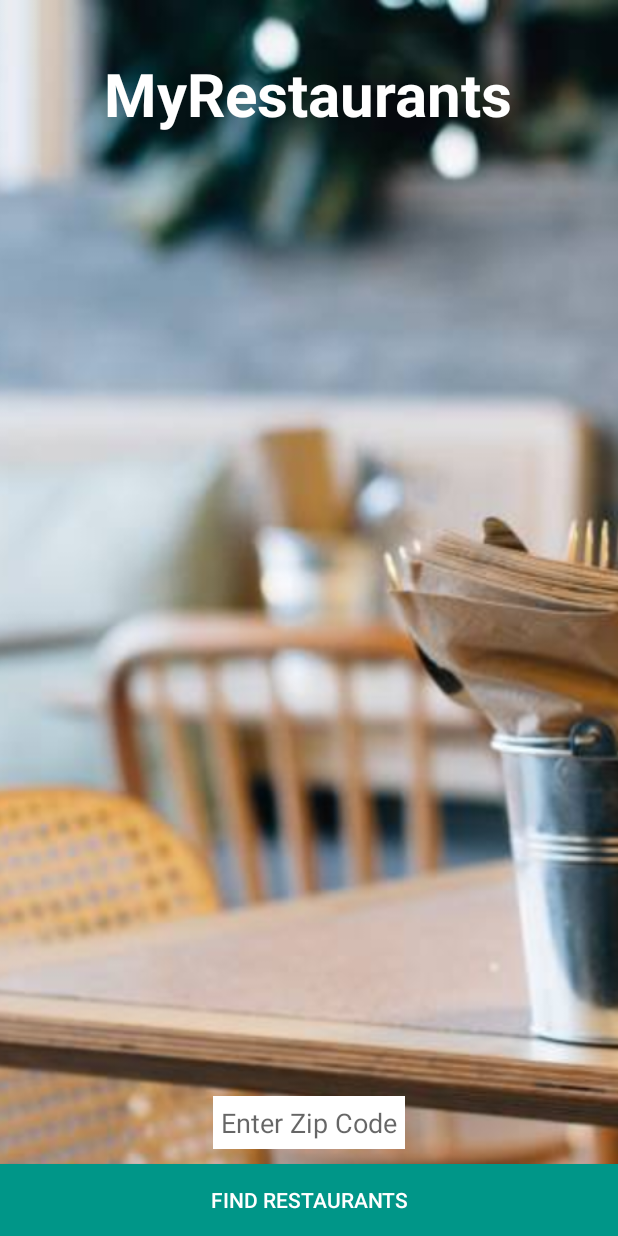
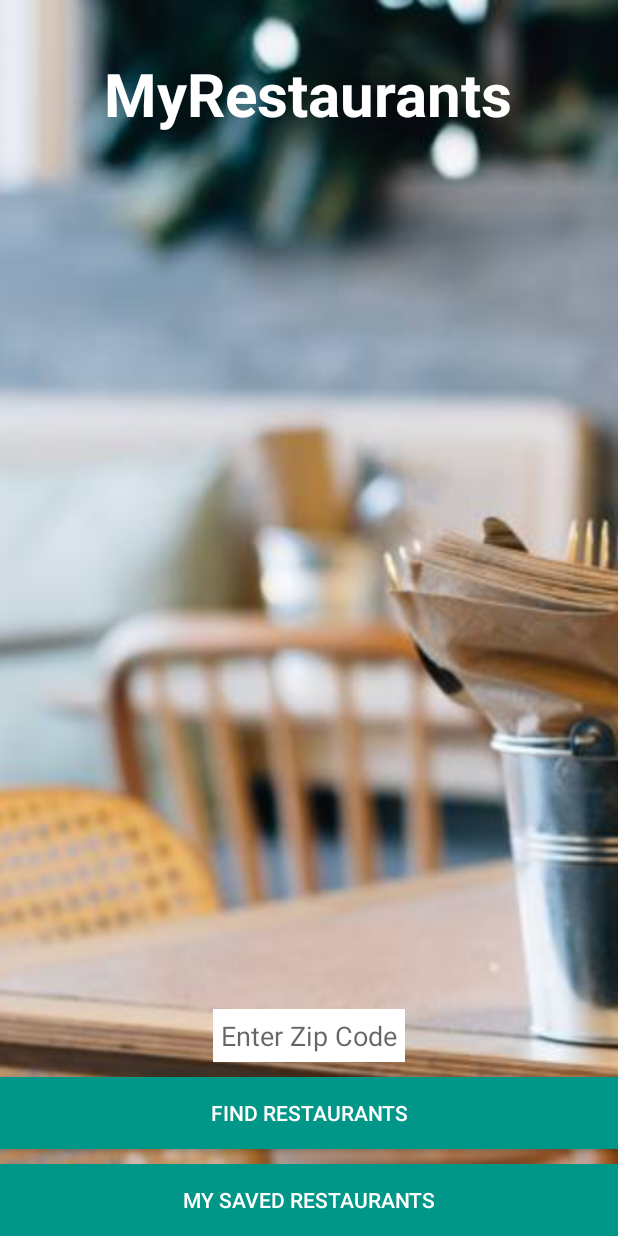
Before and after one commit to ashmortar/myRestaurants-androidStudio3, an Android app: the screen it shows after launch (MainActivity), on a phone screen of 412 x 824 dp. Run offline under Robolectric (Android 15) with nearby library versions, the phone set to English and light mode, and no system bars; our stand-ins replace ButterKnife, Firebase (no records; nobody signed in at launch, a user with empty details on screens opened directly).

Commit message:
Complete weekend material for firebase, recycler views, and gettin some saved resatuarants.

```diff
--- a/app/src/main/java/com/example/guest/myrestaurants/Constants.java
+++ b/app/src/main/java/com/example/guest/myrestaurants/Constants.java
@@ -1,7 +1,12 @@
 package com.example.guest.myrestaurants;
+
+import java.util.SimpleTimeZone;
 
 public class Constants {
     public static final String YELP_TOKEN = BuildConfig.YELP_TOKEN;
     public static final String YELP_BASE_URL = "https://api.yelp.com/v3/businesses/search?term=restaurants";
     public static final String YELP_LOCATION_QUERY_PARAMETER = "location";
+    public static final String PREFERENCES_LOCATION_KEY = "location";
+    public static final String FIREBASE_CHILD_SEARCHED_Location = "searchedLocation";
+    public static final String FIREBASE_CHILD_RESTAURANTS = "restaurants";
 }
--- a/app/src/main/java/com/example/guest/myrestaurants/ui/MainActivity.java
+++ b/app/src/main/java/com/example/guest/myrestaurants/ui/MainActivity.java
@@ -1,39 +1,92 @@
 package com.example.guest.myrestaurants.ui;
 
 import android.content.Intent;
+import android.content.SharedPreferences;
+import android.preference.PreferenceManager;
 import android.support.v7.app.AppCompatActivity;
 import android.os.Bundle;
+import android.util.Log;
 import android.view.View;
 import android.widget.Button;
 import android.widget.EditText;
 import android.widget.TextView;
 
+import com.example.guest.myrestaurants.Constants;
 import com.example.guest.myrestaurants.R;
 
 import butterknife.BindView;
 import butterknife.ButterKnife;
 
+import com.google.firebase.database.DataSnapshot;
+import com.google.firebase.database.DatabaseError;
+import com.google.firebase.database.DatabaseReference;
+import com.google.firebase.database.FirebaseDatabase;
+import com.google.firebase.database.ValueEventListener;
+
 public class MainActivity extends AppCompatActivity implements View.OnClickListener{
+
+    private DatabaseReference mSearchedLocationReference;
+    private ValueEventListener mSearchedLocationReferenceListener;
+
     @BindView(R.id.findRestaurantsButton) Button mFindRestaurantsButton;
     @BindView(R.id.locationEditText) EditText mLocationEditText;
     @BindView(R.id.appNameTextView) TextView mAppNameTextView;
+    @BindView(R.id.savedRestaurantsButton) Button mSavedRestaurantsButton;
 
     @Override
     protected void onCreate(Bundle savedInstanceState) {
+
+        mSearchedLocationReference = FirebaseDatabase
+                .getInstance()
+                .getReference()
+                .child(Constants.FIREBASE_CHILD_SEARCHED_Location);
+
+        mSearchedLocationReferenceListener = mSearchedLocationReference.addValueEventListener(new ValueEventListener() {
+            @Override
+            public void onDataChange(DataSnapshot dataSnapshot) {
+                for (DataSnapshot locationSnapshot : dataSnapshot.getChildren()) {
+                    String location = locationSnapshot.getValue().toString();
+                    Log.d("Locations updated", "location: "  + location);
+                }
+            }
+
+            @Override
+            public void onCancelled(DatabaseError databaseError) {
+
+            }
+        });
         super.onCreate(savedInstanceState);
         setContentView(R.layout.activity_main);
         ButterKnife.bind(this);
 
+
         mFindRestaurantsButton.setOnClickListener(this);
+        mSavedRestaurantsButton.setOnClickListener(this);
     }
 
     @Override
     public void onClick(View v) {
         if(v == mFindRestaurantsButton) {
             String location = mLocationEditText.getText().toString();
+            saveLocationToFirebase(location);
+
             Intent intent = new Intent(MainActivity.this, RestaurantListActivity.class);
             intent.putExtra("location", location);
             startActivity(intent);
         }
+        if(v == mSavedRestaurantsButton) {
+            Intent intent = new Intent(MainActivity.this, SavedRestaurantListActivity.class);
+            startActivity(intent);
+        }
+    }
+
+    public void saveLocationToFirebase(String location) {
+        mSearchedLocationReference.push().setValue(location);
+    }
+
+    @Override
+    protected void onDestroy() {
+        super.onDestroy();
+        mSearchedLocationReference.removeEventListener(mSearchedLocationReferenceListener);
     }
 }
--- a/app/src/main/res/layout/activity_main.xml
+++ b/app/src/main/res/layout/activity_main.xml
@@ -37,16 +37,32 @@
         android:hint="Enter Zip Code"
         android:layout_centerHorizontal="true"
         android:layout_width="wrap_content"
-        android:layout_height="wrap_content" />
+        android:layout_height="wrap_content"
+        android:inputType="number"/>
 
     <Button
-        android:id="@+id/findRestaurantsButton"
         android:layout_width="match_parent"
         android:layout_height="wrap_content"
         android:text="Find Restaurants"
+        android:id="@+id/findRestaurantsButton"
         android:background="@color/colorAccent"
         android:textColor="@color/colorTextIcons"
+        android:visibility="visible"
+        android:layout_above="@+id/savedRestaurantsButton"
+        android:layout_alignParentLeft="true"
+        android:layout_alignParentStart="true"
+        android:layout_marginBottom="10dp" />
+
+    <Button
+        android:layout_width="match_parent"
+        android:layout_height="wrap_content"
+        android:text="My Saved Restaurants"
+        android:id="@+id/savedRestaurantsButton"
+        android:background="@color/colorAccent"
+        android:textColor="@color/colorTextIcons"
+        android:visibility="visible"
         android:layout_alignParentBottom="true"
-        android:layout_centerHorizontal="true" />
+        android:layout_alignParentLeft="true"
+        android:layout_alignParentStart="true"/>
 
 </RelativeLayout>
--- a/build.gradle
+++ b/build.gradle
@@ -7,6 +7,7 @@ buildscript {
     }
     dependencies {
         classpath 'com.android.tools.build:gradle:3.0.1'
+        classpath 'com.google.gms:google-services:3.2.0'
 
         // NOTE: Do not place your application dependencies here; they belong
         // in the individual module build.gradle files
```
Also changed, not shown: app/build.gradle (+19 -1 lines), app/src/main/AndroidManifest.xml (+4 -4 lines), app/src/main/java/com/example/guest/myrestaurants/adapters/FirebaseRestaurantViewHolder.java (added, +84 -0 lines), app/src/main/java/com/example/guest/myrestaurants/models/Restaurant.java (+8 -9 lines), app/src/main/java/com/example/guest/myrestaurants/ui/RestaurantDetailFragment.java (+15 -1 lines), app/src/main/java/com/example/guest/myrestaurants/ui/RestaurantListActivity.java (+12 -0 lines), app/src/main/java/com/example/guest/myrestaurants/ui/SavedRestaurantListActivity.java (added, +60 -0 lines), 1 other file.
